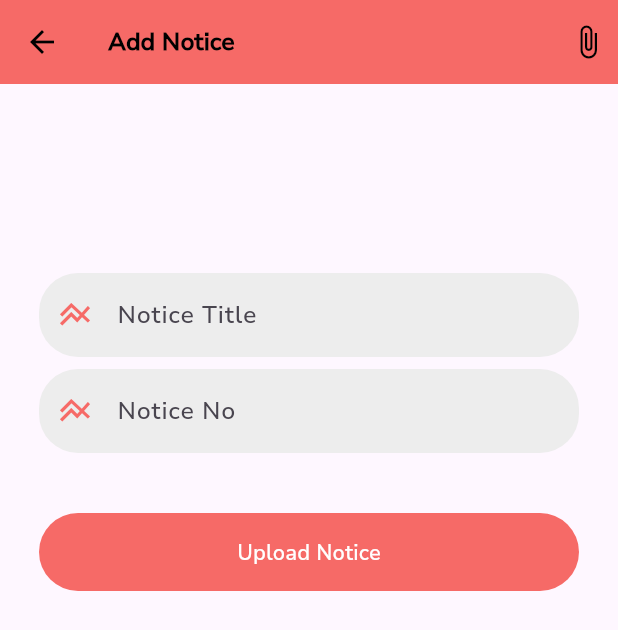
After one commit to AnuragKashyap82/eduventure_full_stack, a Flutter app: the AddNoticeScreen screen opened directly, after a tap on the "attach file" icon, on a phone screen of 412 x 824 dp. The commit adds this screen. Shown: the top 630 px of the screen. Run offline on Flutter 3.47's test engine with Material 3 defaults, Android fonts, the light colour scheme and no system bars; our stand-ins replace file_picker, firebase_core, firebase_storage, get, image_picker, shared_preferences; missing offline and left inert: internet_file, pdfx; accounts and stored records are empty; network calls fail.

Commit message:
eduventure_full_stack

```diff
--- /dev/null
+++ b/lib/screens/NoticeScreen/add_notice_screen.dart
@@ -0,0 +1,186 @@
+import 'dart:io';
+import 'package:eduventure_nodejs/Controller/user_controller.dart';
+import 'package:eduventure_nodejs/screens/NoticeScreen/notice_apis/notice_apis.dart';
+import 'package:file_picker/file_picker.dart';
+import 'package:firebase_storage/firebase_storage.dart';
+import 'package:flutter/material.dart';
+import 'package:get/get.dart';
+import 'package:get/get_core/src/get_main.dart';
+import 'package:intl/intl.dart';
+
+import '../../Controller/notice_controller.dart';
+import '../../utils/colors.dart';
+import '../../utils/global_variables.dart';
+
+class AddNoticeScreen extends StatefulWidget {
+  const AddNoticeScreen({Key? key}) : super(key: key);
+
+  @override
+  State<AddNoticeScreen> createState() => _AddNoticeScreenState();
+}
+
+class _AddNoticeScreenState extends State<AddNoticeScreen> {
+  TextEditingController _noticeTitle = TextEditingController();
+  TextEditingController _noticeNo = TextEditingController();
+
+  NoticeController noticeController = Get.find();
+  UserController userController = Get.find();
+  NoticeApis noticeApis = Get.put(NoticeApis());
+
+  List<String> deviceTokens = [];
+  bool _isLodingToken = false;
+
+  @override
+  void dispose() {
+    super.dispose();
+    _noticeNo.dispose();
+    _noticeNo.dispose();
+  }
+
+
+
+  // void getDeviceToken()async{
+  //   setState(() {
+  //     _isLodingToken = true;
+  //   });
+  //   List<String> allTokens = await FireStoreMethods().getAllUsersToken();
+  //   setState(() {
+  //     deviceTokens = allTokens;
+  //     _isLodingToken = false;
+  //   });
+  // }
+
+  @override
+  void initState() {
+    // TODO: implement initState
+    super.initState();
+    // getDeviceToken();
+  }
+
+  UploadTask? task;
+  File? file;
+  String url = "";
+
+  @override
+  Widget build(BuildContext context) {
+    DateTime time = DateTime.now();
+    String timestamp = time.millisecondsSinceEpoch.toString();
+
+    String date = DateFormat("yyyy-MM-dd").format(DateTime.now());
+    String dateTime = date;
+    String tDate = DateFormat("HH:mm").format(DateTime.now());
+
+
+
+    return Scaffold(
+      appBar: AppBar(
+        elevation: 0,
+        backgroundColor: colorPrimary,
+        iconTheme: IconThemeData(color: colorBlack),
+        title: Text(
+          "Add Notice",
+          style: TextStyle(
+              fontSize: 16, color: colorBlack, fontWeight: FontWeight.bold),
+        ),
+        actions: [
+          GestureDetector(
+            child: Padding(
+              padding: const EdgeInsets.all(8.0),
+              child: Icon(Icons.attach_file),
+            ),
+            onTap: () async{
+             url =  await noticeApis.getPdfAndUpload(timestamp);
+            },
+          )
+        ],
+      ),
+      body: Container(
+        padding: EdgeInsets.all(26),
+        margin: EdgeInsets.only(top: 100),
+        child: SizedBox(
+          child: Column(
+            children: [
+              TextField(
+                controller: _noticeTitle,
+                keyboardType: TextInputType.text,
+                textInputAction: TextInputAction.next,
+                decoration: InputDecoration(
+                  prefixIcon: Icon(Icons.line_axis, color: colorPrimary,),
+                  hintText: "Notice Title",
+                  filled: true,
+                  fillColor: gray02,
+                  border: OutlineInputBorder(
+                    borderSide: BorderSide.none,
+                    borderRadius: BorderRadius.circular(26),
+                  ),
+                ),
+              ),
+              const SizedBox(
+                height: 8,
+              ),
+              TextField(
+                controller: _noticeNo,
+                keyboardType: TextInputType.number,
+                textInputAction: TextInputAction.next,
+                decoration: InputDecoration(
+                  prefixIcon: Icon(Icons.line_axis, color: colorPrimary,),
+                  hintText: "Notice No",
+                  fillColor: gray02,
+                  filled: true,
+                  border: OutlineInputBorder(
+                    borderSide: BorderSide.none,
+                    borderRadius: BorderRadius.circular(26),
+                  ),
+                ),
+              ),
+              const SizedBox(
+                height: 40,
+              ),
+              Obx(() {
+                return Container(
+                  height: 52,
+                  width: double.infinity,
+                  child: ElevatedButton(
+                    onPressed: () async{
+                      if(_isLodingToken){
+                        showSnackBar("Please wait", context);
+                      }else{
+                        if (url == "") {
+                          showSnackBar("Please Pick Pdf", context);
+                        } else {
+                          if (_noticeTitle.text.isEmpty) {
+                            showSnackBar("Enter Notice Title", context);
+                          } else if (_noticeNo.text.isEmpty) {
+                            showSnackBar("Enter Notice No", context);
+                          } else {
+                            final message = await noticeApis.uploadNotice(_noticeNo.text.trim(), _noticeTitle.text.trim(), url);
+                            if(message['status']){
+                              showSnackBar("Notice Uploaded", context);
+                              noticeController.fetchNotices();
+                            }else{
+                              showSnackBar(message['msg'].toString(), context);
+                            }
+
+                          }
+                        }
+                      }
+
+                    },
+                    style: ElevatedButton.styleFrom(shape: StadiumBorder(), elevation: 0, backgroundColor: colorPrimary),
+                    child: noticeApis.isLoading.value
+                        ? CircularProgressIndicator(
+                      color: colorWhite,
+                      strokeWidth: 2,
+                    )
+                        :  Text("Upload Notice", style: TextStyle(color: colorWhite),),
+                  ),
+                );
+              })
+
+            ],
+          ),
+        ),
+      ),
+    );
+  }
+}
--- /dev/null
+++ b/lib/screens/NoticeScreen/notice_apis/notice_apis.dart
@@ -0,0 +1,116 @@
+import 'dart:convert';
+import 'dart:io';
+import 'package:file_picker/file_picker.dart';
+import 'package:firebase_storage/firebase_storage.dart';
+import 'package:get/get.dart';
+import 'package:http/http.dart' as http;
+import '../../../apis/apis.dart';
+import '../../../utils/constant.dart';
+
+class NoticeApis extends GetxController{
+
+  RxBool isLoading = false.obs;
+
+  Future<String> getPdfAndUpload(String timestamp) async {
+    final result = await FilePicker.platform.pickFiles(
+        allowMultiple: false,
+        type: FileType.custom,
+        allowedExtensions: ['pdf']);
+
+    if (result == null) {
+      return "No files Selected";
+    }
+    isLoading.value = true;
+    final path = result.files.single.path!;
+
+    File file = File(path);
+    try {
+      final Reference storageReference =
+      FirebaseStorage.instance.ref().child("Notice").child(timestamp);
+      UploadTask uploadTask = storageReference.putFile(file);
+      String url = await (await uploadTask).ref.getDownloadURL();
+      isLoading.value = false;
+      return url;
+    }  catch (e) {
+      isLoading.value = false;
+      return "${e.toString()}";
+    }
+  }
+
+  Future uploadNotice(String noticeNo, String noticeTitle, String noticeUrl) async {
+    isLoading.value = true;
+
+    String token = await Apis().getToken();
+    if (token != '') {
+      final requestBody = {
+        'noticeNo': noticeNo,
+        'noticeTitle': noticeTitle,
+        'noticeUrl': noticeUrl,
+      };
+      final String requestBodyJson = jsonEncode(requestBody);
+
+      try {
+        final response = await http.post(
+          Uri.parse('${Constant.baseUrl}addNotice'),
+          headers: <String, String>{
+            'Content-Type': 'application/json',
+            'x-auth-token': token
+          },
+          body: requestBodyJson,
+        );
+        final responseBody = jsonDecode(response.body);
+        if (response.statusCode == 200) {
+          isLoading.value = false;
+          return responseBody;
+        } else {
+          isLoading.value = false;
+          return responseBody;
+        }
+      } catch (e) {
+        isLoading.value = false;
+        throw "Error: ${e.toString()}";
+      }
+    }else{
+      return "Authentication required";
+    }
+  }
+
+  Future<String> deleteNotice(String noticeId) async{
+    isLoading.value = true;
+
+    String token = await Apis().getToken();
+    if (token != '') {
+      final requestBody = {
+        'noticeId': noticeId,
+      };
+      final String requestBodyJson = jsonEncode(requestBody);
+
+      try {
+        final response = await http.post(
+          Uri.parse('${Constant.baseUrl}deleteNotice'),
+          headers: <String, String>{
+            'Content-Type': 'application/json',
+            'x-auth-token': token
+          },
+          body: requestBodyJson,
+        );
+        final responseBody = jsonDecode(response.body);
+        if (response.statusCode == 200) {
+          isLoading.value = false;
+          return "${responseBody['status']}";
+        } else {
+          isLoading.value = false;
+          return "${responseBody['status']}";
+        }
+      } catch (e) {
+        isLoading.value = false;
+        throw "Error: ${e.toString()}";
+      }
+    }else{
+      return "Authentication required";
+    }
+
+  }
+
+
+}
```
Also changed, not shown: lib/screens/NoticeScreen/notice_screen.dart (+33 -28 lines), lib/screens/NoticeScreen/notice_view_screen.dart (+29 -77 lines), lib/utils/constant.dart (+81 -0 lines).
